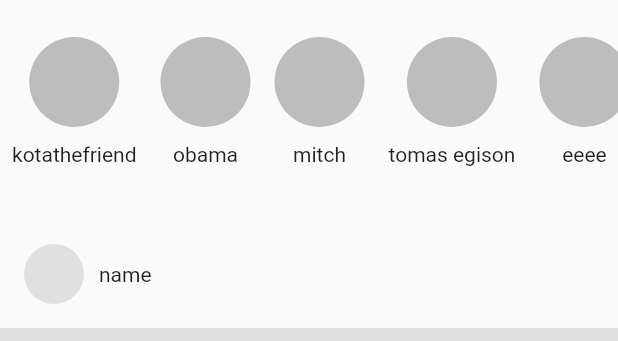
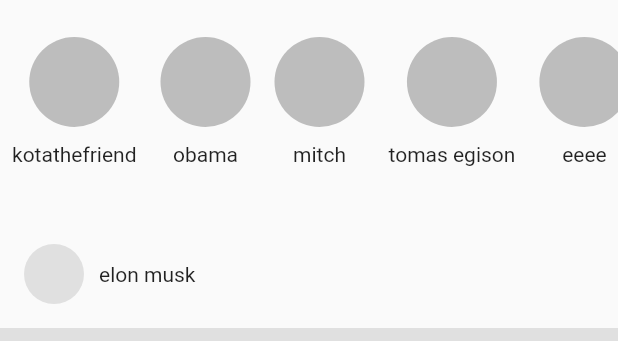
Before and after one commit to jksan-jp/xgram, a Flutter app: the screen it shows after launch, on a phone screen of 412 x 824 dp, the part 59-400 px from its top. Run offline on Flutter 3.47's test engine with Material 2 defaults, Android fonts, the phone set to English and light mode, and no system bars.

Commit message:
UserPostのname変動化

```diff
--- a/lib/pages/home.dart
+++ b/lib/pages/home.dart
@@ -50,7 +50,7 @@ class UserHome extends StatelessWidget {
                   return BubbleStories(text: people[index]);
                 })),
         // POSTS
-        const UserPost(),
+        const UserPost(name: 'elon musk'),
       ]),
     );
   }
--- a/lib/util/user_post.dart
+++ b/lib/util/user_post.dart
@@ -1,13 +1,9 @@
 import 'package:flutter/material.dart';
 
-class UserPost extends StatefulWidget {
-  const UserPost({Key? key}) : super(key: key);
+class UserPost extends StatelessWidget {
+  final String name;
+  const UserPost({Key? key, required this.name}) : super(key: key);
 
-  @override
-  State<UserPost> createState() => _UserPostState();
-}
-
-class _UserPostState extends State<UserPost> {
   @override
   Widget build(BuildContext context) {
     return Column(
@@ -23,7 +19,7 @@ class _UserPostState extends State<UserPost> {
                     color: Colors.grey[300], shape: BoxShape.circle),
               ),
               const SizedBox(width: 10),
-              const Text('name')
+              Text(name)
             ],
           ),
         ),
```
